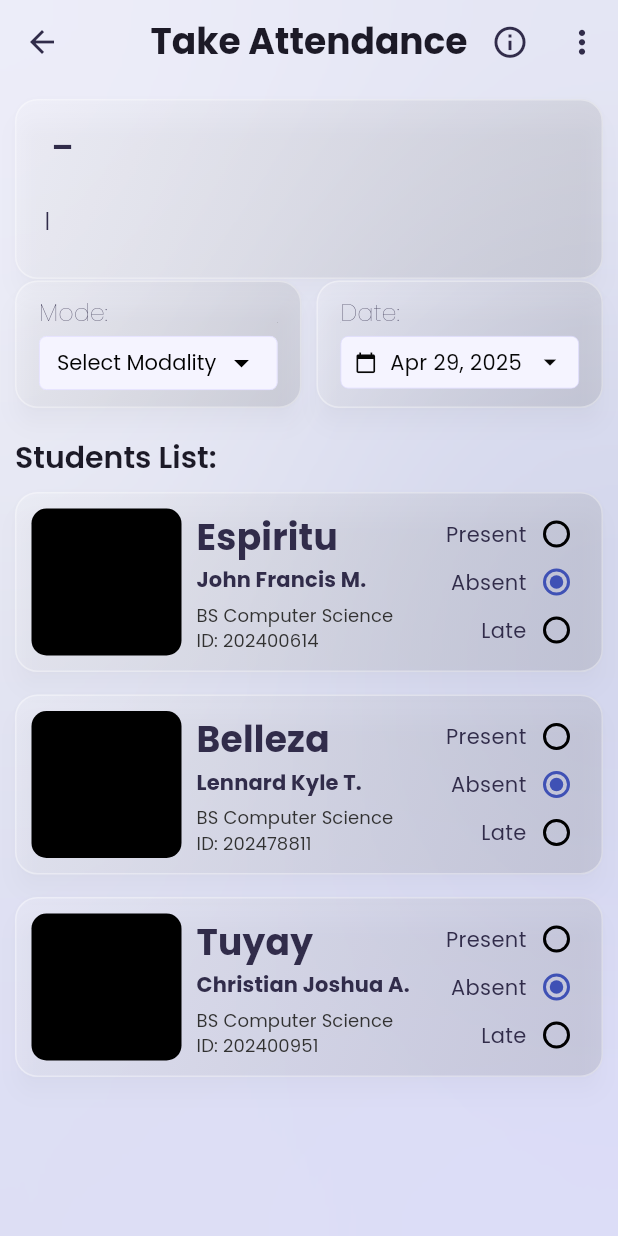
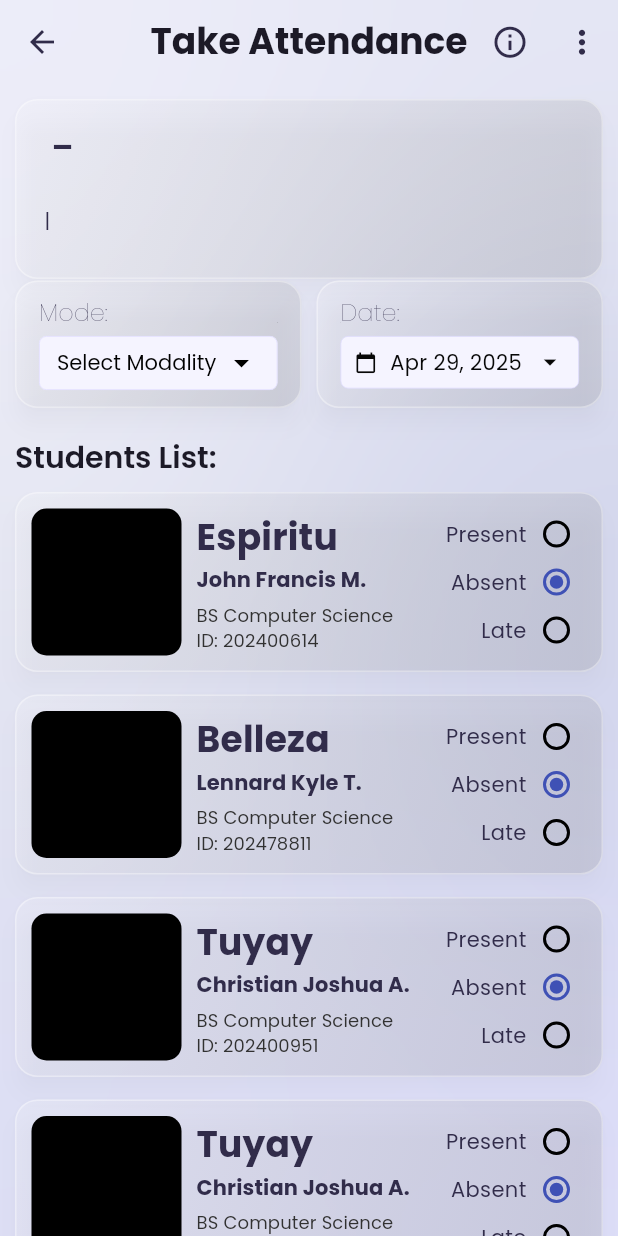
Before and after one commit to Jeyep18/beadle-s-app, a Flutter app: the ClassPage screen opened directly with empty values, on a phone screen of 412 x 824 dp. Run offline on Flutter 3.47's test engine with Material 3 defaults, Android fonts, the phone set to English and light mode, and no system bars; our stand-ins replace flutter_animate, flutter_slidable, google_fonts, loading_animation_widget.

Commit message:
made students list scrollable -francis

```diff
--- a/lib/class_dashboard.dart
+++ b/lib/class_dashboard.dart
@@ -16,6 +16,8 @@ class _ClassPageState extends State<ClassPage> {
   List studentList = [
     ["Espiritu", "John Francis", "M.", "BS Computer Science", "202400614"],
     ["Belleza", "Lennard Kyle", "T.", "BS Computer Science", "202478811"],
+    ["Tuyay", "Christian Joshua", "A.", "BS Computer Science", "202400951"],
+    ["Tuyay", "Christian Joshua", "A.", "BS Computer Science", "202400951"],
     ["Tuyay", "Christian Joshua", "A.", "BS Computer Science", "202400951"],
   ];
   @override
@@ -364,7 +366,7 @@ class _ClassPageState extends State<ClassPage> {
                 SizedBox(height: 20),
 
                 Padding(
-                  padding: EdgeInsets.only(left: 10, right: 10),
+                  padding: EdgeInsets.only(left: 10, right: 10, bottom: 10),
                   child: Text(
                     "Students List: ",
                     textAlign: TextAlign.start,
@@ -372,8 +374,10 @@ class _ClassPageState extends State<ClassPage> {
                   ),
                 ),
 
-                SizedBox(height: 10),
-
+                Expanded(
+                  child: SingleChildScrollView(
+                    child: Column(
+                      children: [
                         //List builder students
                         ...studentList.asMap().entries.map(
                           (entry) => StudentTile(
@@ -386,6 +390,15 @@ class _ClassPageState extends State<ClassPage> {
                         ),
                       ],
                     ),
+                  ),
+                ),
+
+                SizedBox(
+                  //PADDING BOTTOM NAVIGATION BAR
+                  height: MediaQuery.of(context).padding.bottom,
+                ),
+              ],
+            ),
           ],
         ),
       ),
```
Lines whose indentation alone changed are shown as unchanged.
